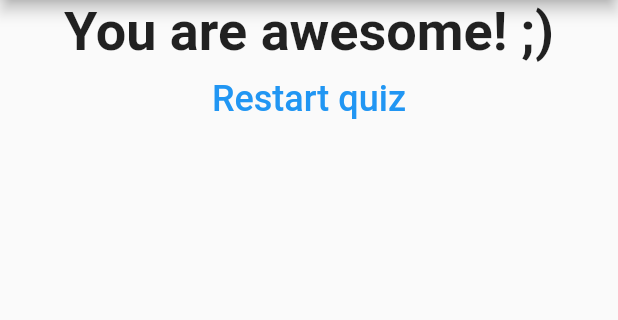
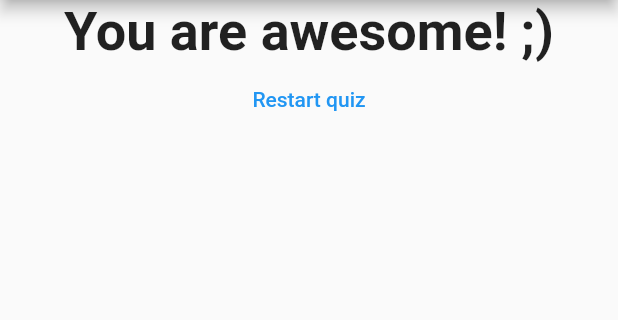
Before and after one commit to utchak160/first_app, a Flutter app: the screen it shows after launch, after a tap on "Fine", after a tap on "College", on a phone screen of 412 x 824 dp, the part 84-404 px from its top. Run offline on Flutter 3.47's test engine with Material 2 defaults, Android fonts, the phone set to English and light mode, and no system bars.

Commit message:
restart button stlyed

```diff
--- a/lib/result.dart
+++ b/lib/result.dart
@@ -28,8 +28,6 @@ class Result extends StatelessWidget {
         ),
         FlatButton(
           child: Text('Restart quiz',
-            style: TextStyle(fontSize: 24
-            ),
           ),
           textColor: Colors.blue,
           onPressed: resetHandler,
```
